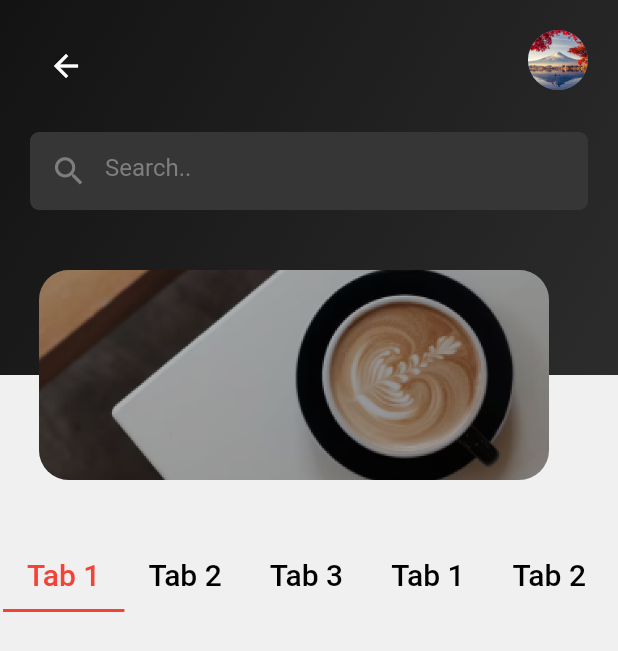
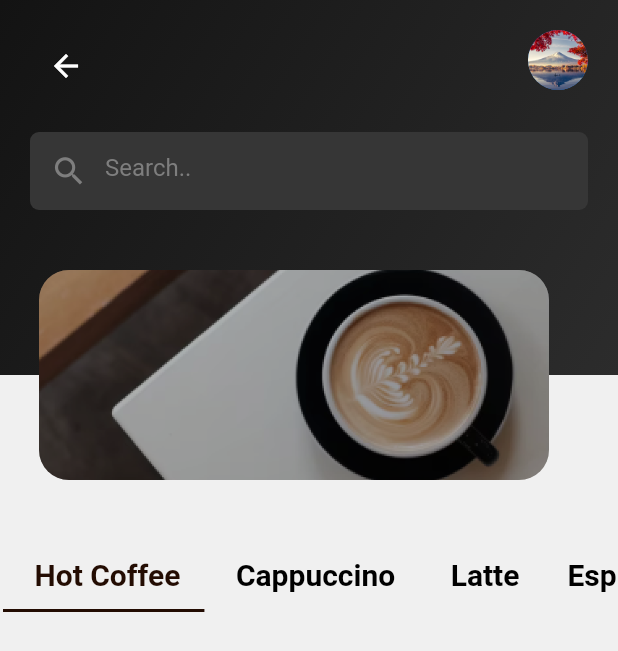
Before and after one commit to bimbo-ade/MyCoffee, a Flutter app: the HomeScreen screen opened directly, on a phone screen of 412 x 824 dp. Shown: the top 651 px of the screen. Run offline on Flutter 3.47's test engine with Material 2 defaults, Android fonts, the phone set to English and light mode, and no system bars.

Commit message:
menu text

```diff
--- a/lib/list_menu.dart
+++ b/lib/list_menu.dart
@@ -6,24 +6,22 @@ class ListMenu extends StatelessWidget {
   @override
   Widget build(BuildContext context) {
     return const DefaultTabController(
-      length: 9,
+      length: 6,
       child: TabBar(
         isScrollable: true,
-        labelColor: Colors.red,
+        labelColor: Color(0xFF230C02),
         unselectedLabelColor: Colors.black,
         indicator: UnderlineTabIndicator(
-            borderSide: BorderSide(color: Colors.red, width: 2)),
-        labelStyle: TextStyle(fontSize: 20),
+            borderSide: BorderSide(color: Color(0xFF230C02), width: 2)),
+        labelStyle: TextStyle(fontSize: 20, fontWeight: FontWeight.bold),
         tabs: [
-          Tab(text: 'Tab 1'),
-          Tab(text: 'Tab 2'),
-          Tab(text: 'Tab 3'),
-          Tab(text: 'Tab 1'),
-          Tab(text: 'Tab 2'),
-          Tab(text: 'Tab 3'),
-          Tab(text: 'Tab 1'),
-          Tab(text: 'Tab 2'),
-          Tab(text: 'Tab 3'),
+          Tab(text: ' Hot Coffee'),
+          Tab(text: ' Cappuccino'),
+          Tab(text: ' Latte'),
+          Tab(text: 'Espresso'),
+          Tab(text: 'Americano'),
+          Tab(text: 'Black Coffee'),
+
           // Add more tabs as needed.
         ],
       ),
```
